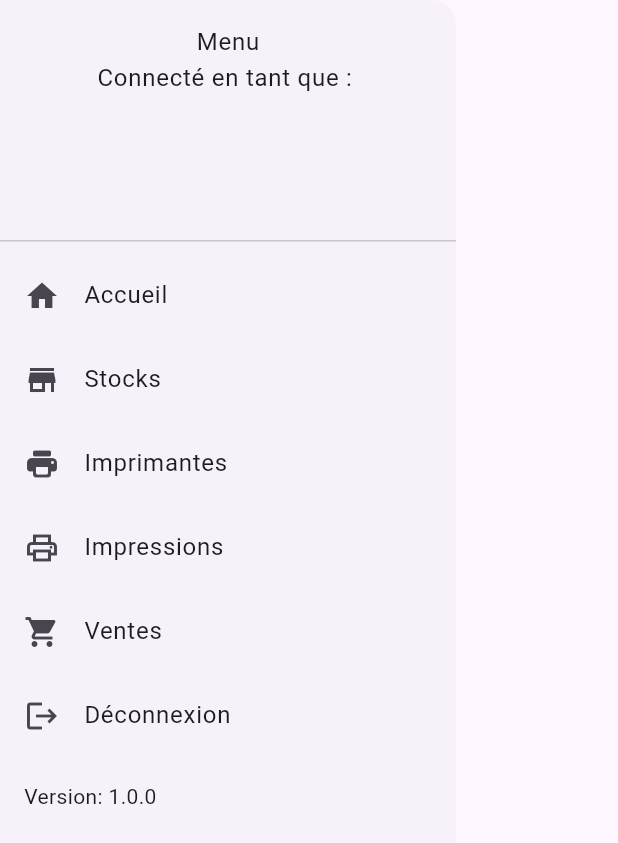
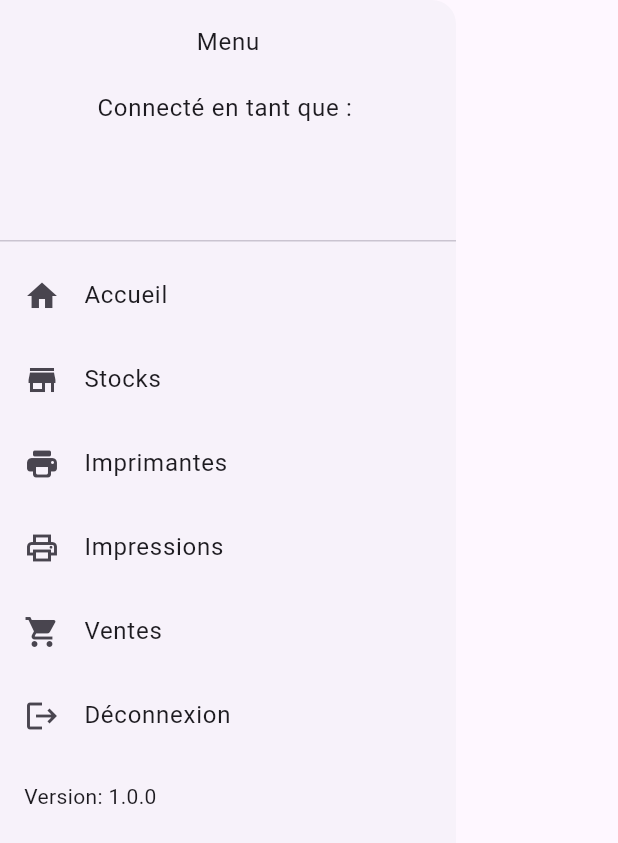
Before and after one commit to Mathbech/filamentgestion, a Flutter app: the CustomDrawer widget shown alone on an empty page, opened directly, on a phone screen of 412 x 824 dp. Shown: the top 843 px of the screen. Run offline on Flutter 3.47's test engine with Material 3 defaults, Android fonts, the phone set to English and light mode, and no system bars; our stand-ins replace package_info, shared_preferences; accounts and stored records are empty; network calls fail.

Commit message:
ajout d'un esapce entre le titre du menu et le connecté en tant que

```diff
--- a/lib/template/widget/appbar.dart
+++ b/lib/template/widget/appbar.dart
@@ -57,7 +57,10 @@ class CustomDrawer extends StatelessWidget {
                         child: Column(
                           children: [
                             Text('Menu'),
-                            Text('Connecté en tant que : $username'),
+                            Padding(
+                              padding: EdgeInsets.only(top: 20.0),
+                              child: Text('Connecté en tant que : $username'),
+                            )
                           ],
                         ),
                       ),
```
